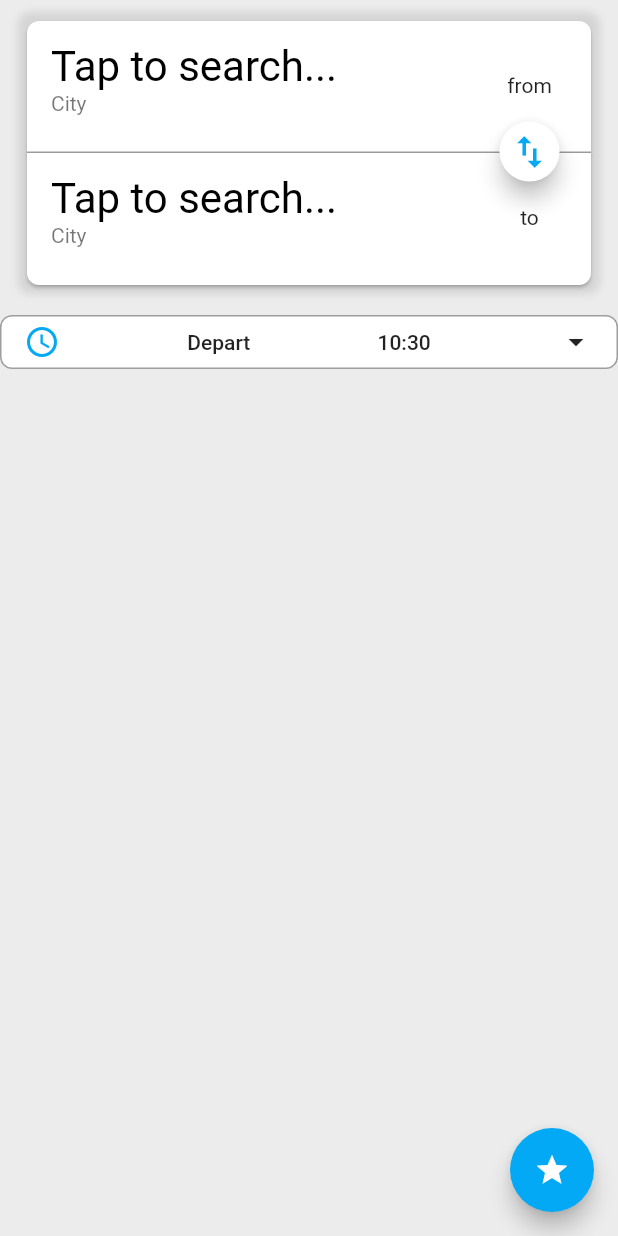
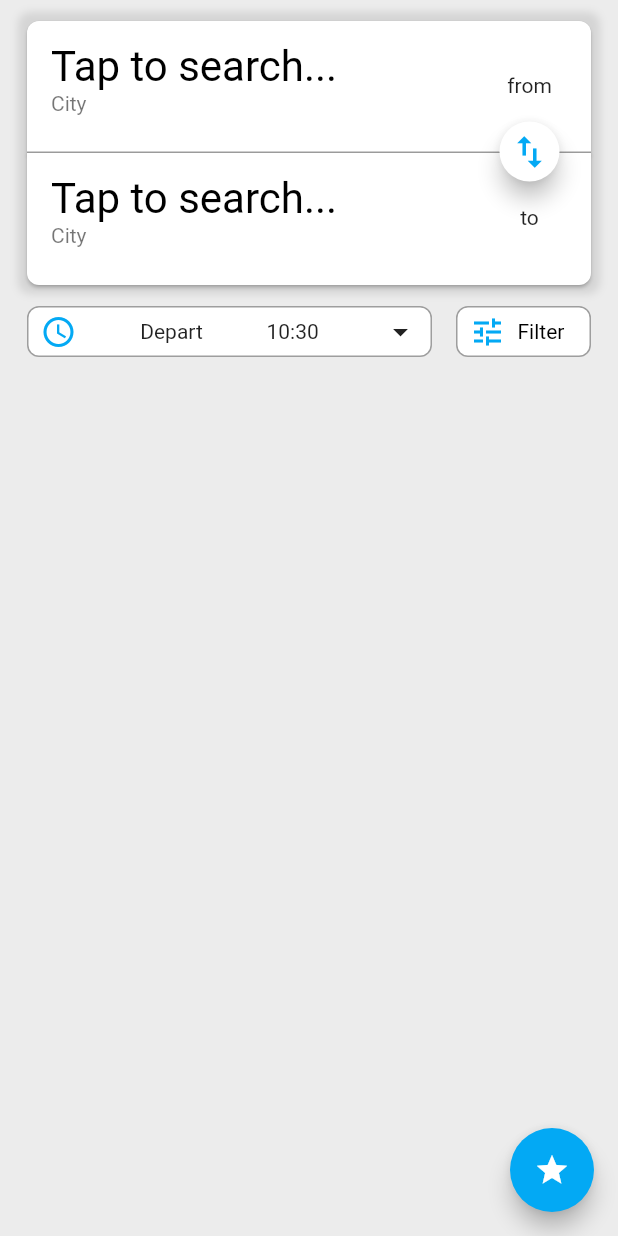
Before and after one commit to notCactus/trip_watcher, a Flutter app: the screen it shows after launch, on a phone screen of 412 x 824 dp. Run offline on Flutter 3.47's test engine with Material 2 defaults, Android fonts, the phone set to English and light mode, and no system bars; our stand-ins replace device_preview.

Commit message:
Add filter widget

```diff
--- a/lib/pages/home_page.dart
+++ b/lib/pages/home_page.dart
@@ -1,6 +1,7 @@
 import 'package:flutter/material.dart';
 
 import '../widgets/departure_time.dart';
+import '../widgets/filter.dart';
 import '../widgets/search.dart';
 
 class HomePage extends StatelessWidget {
@@ -12,7 +13,27 @@ class HomePage extends StatelessWidget {
         child: Column(
           children: <Widget>[
             Search(),
-            DepartureTime(),
+            Padding(
+              padding: const EdgeInsets.symmetric(horizontal: 18),
+              child: Row(
+                crossAxisAlignment: CrossAxisAlignment.center,
+                mainAxisAlignment: MainAxisAlignment.center,
+                mainAxisSize: MainAxisSize.max,
+                children: <Widget>[
+                  Flexible(
+                    flex: 3,
+                    child: DepartureTime(),
+                  ),
+                  SizedBox(
+                    width: 16,
+                  ),
+                  Flexible(
+                    flex: 1,
+                    child: Filter(),
+                  ),
+                ],
+              ),
+            ),
           ],
         ),
       ),
--- a/lib/widgets/departure_time.dart
+++ b/lib/widgets/departure_time.dart
@@ -10,10 +10,8 @@ class DepartureTime extends StatelessWidget {
 
   @override
   Widget build(BuildContext context) {
-    return FlatButton(
-      splashColor: Colors.transparent,
-      highlightColor: Colors.transparent,
-      onPressed: () {
+    return GestureDetector(
+      onTap: () {
         // Show the date time picker.
         showCupertinoModalPopup(
           context: context,
@@ -29,10 +27,17 @@ class DepartureTime extends StatelessWidget {
           ),
         );
       },
+      child: Container(
+        padding: EdgeInsets.only(
+          bottom: 4,
+          left: 8,
+          right: 8,
+          top: 4,
+        ),
+        decoration: BoxDecoration(
           color: Colors.white,
-      shape: RoundedRectangleBorder(
           borderRadius: BorderRadius.circular(8),
-        side: BorderSide(color: Colors.grey),
+          border: Border.all(color: Colors.grey),
         ),
         child: Row(
           mainAxisAlignment: MainAxisAlignment.spaceBetween,
@@ -48,6 +53,7 @@ class DepartureTime extends StatelessWidget {
             ),
             Icon(Icons.arrow_drop_down),
           ],
+        ),
       ),
     );
   }
--- /dev/null
+++ b/lib/widgets/filter.dart
@@ -0,0 +1,46 @@
+import 'package:flutter/cupertino.dart';
+import 'package:flutter/material.dart';
+
+import 'filter_choices.dart';
+
+class Filter extends StatelessWidget {
+  @override
+  Widget build(BuildContext context) {
+    return GestureDetector(
+      onTap: () {
+        showCupertinoModalPopup(
+          context: context,
+          builder: (context) => FilterChoices(),
+        );
+      },
+      child: Container(
+        padding: EdgeInsets.only(
+          bottom: 4,
+          left: 8,
+          right: 8,
+          top: 4,
+        ),
+        decoration: BoxDecoration(
+          color: Colors.white,
+          borderRadius: BorderRadius.circular(8),
+          border: Border.all(color: Colors.grey),
+        ),
+        child: Row(
+          children: <Widget>[
+            Icon(
+              Icons.tune,
+              color: Colors.lightBlue,
+            ),
+            SizedBox(
+              width: 8,
+            ),
+            Text(
+              'Filter',
+              style: TextStyle(color: Colors.black),
+            ),
+          ],
+        ),
+      ),
+    );
+  }
+}
```
Also changed, not shown: lib/widgets/filter_choices.dart (added, +106 -0 lines). Lines whose indentation alone changed are shown as unchanged.
